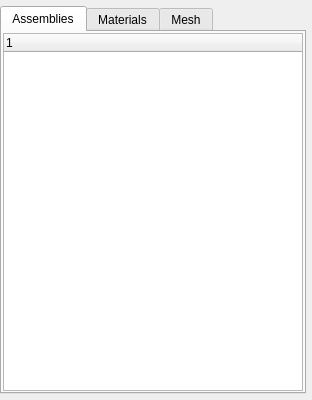
Old version of the form Application/qInputListWidget.ui in the repository Sprunth/RGG.
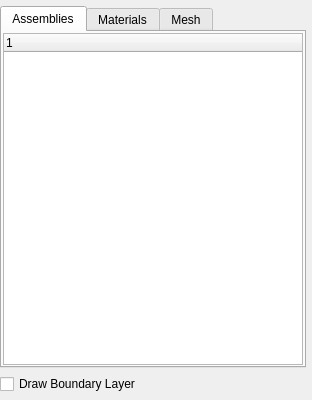
New version of the form.

Commit message: add visualization of boundary layers

Diff of the .ui file:
```diff
--- a/Application/qInputListWidget.ui
+++ b/Application/qInputListWidget.ui
@@ -204,6 +204,13 @@
      </widget>
     </widget>
    </item>
+   <item row="1" column="0">
+    <widget class="QCheckBox" name="drawBoundaryLayer">
+     <property name="text">
+      <string extracomment="This will only show up when core or assembly is rendered">Draw Boundary Layer</string>
+     </property>
+    </widget>
+   </item>
   </layout>
  </widget>
  <resources/>
```
The commit also changes 9 other files.
